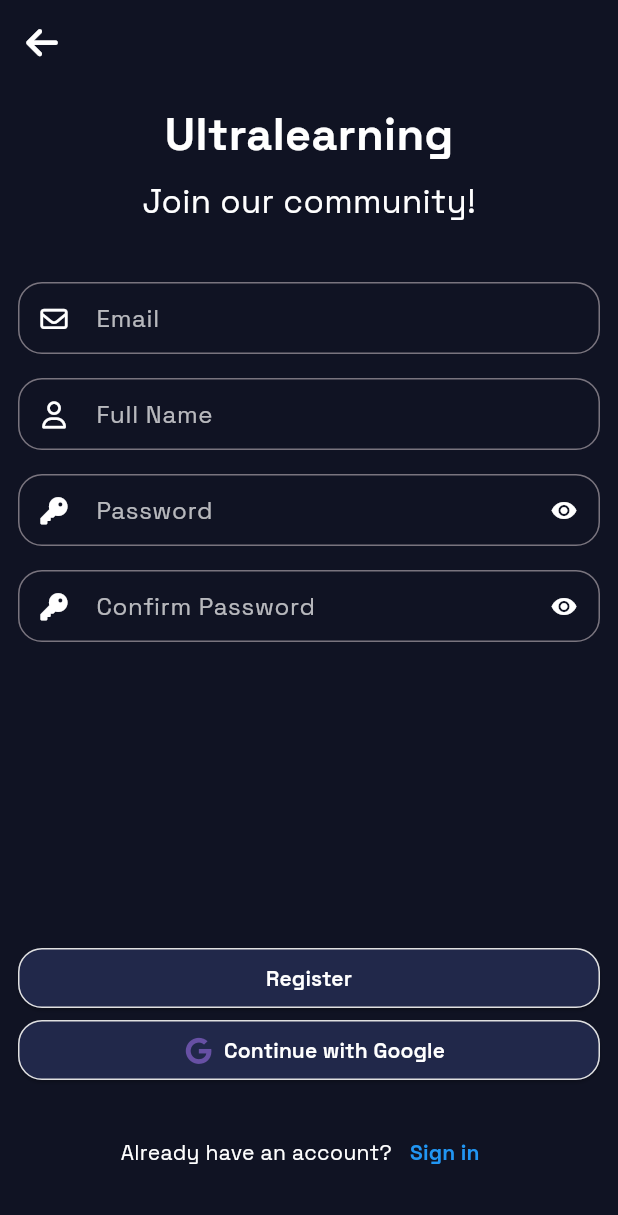
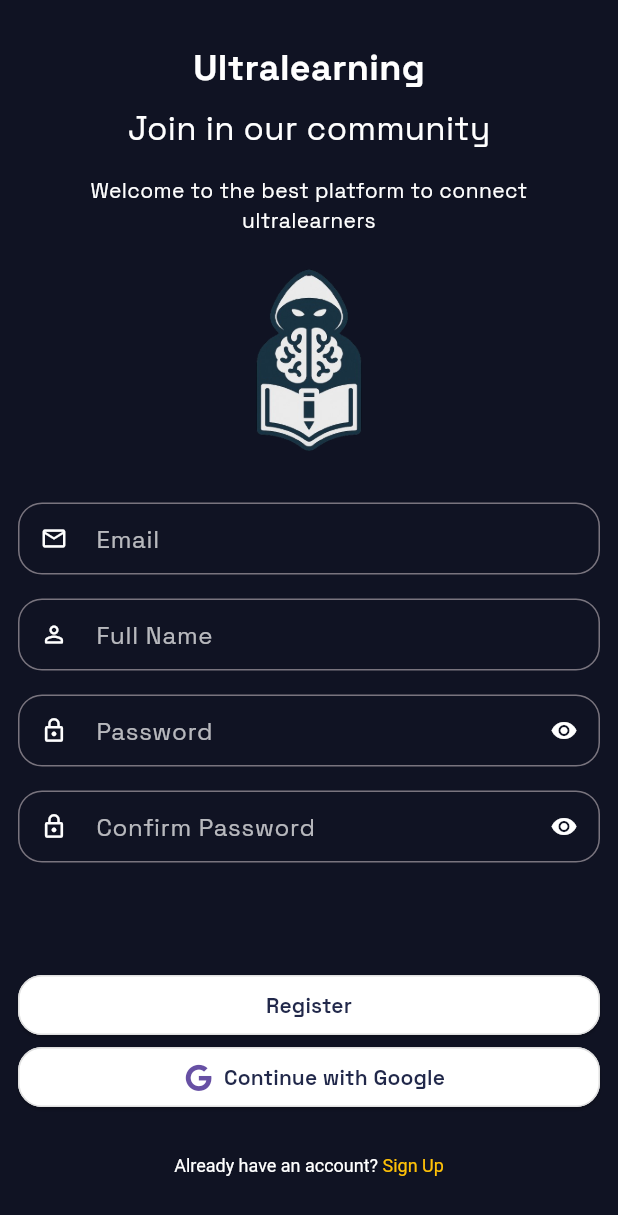
Before and after one commit to CtrlAltDevs/SkillForge, a Flutter app: the RegisterScreen screen opened by its route, on a phone screen of 412 x 824 dp. Shown: the top 1215 px of the screen. Run offline on Flutter 3.47's test engine with Material 3 defaults, Android fonts, the phone set to English and light mode, and no system bars; our stand-ins replace firebase_core, font_awesome_flutter, go_router; accounts and stored records are empty.

Commit message:
feat:  register screen with the same login screen style

```diff
--- a/lib/pages/login/login_screen.dart
+++ b/lib/pages/login/login_screen.dart
@@ -1,6 +1,7 @@
 import 'package:flutter/gestures.dart';
 import 'package:flutter/material.dart';
 import 'package:font_awesome_flutter/font_awesome_flutter.dart';
+import 'package:go_router/go_router.dart';
 import 'package:skillforge/utils/app_colors.dart';
 import 'package:skillforge/widgets/custom_button.dart';
 import 'package:skillforge/widgets/custom_text_form_field.dart';
@@ -29,7 +30,8 @@ class _LoginScreenState extends State<LoginScreen> {
                 minHeight:
                     MediaQuery.of(context).size.height -
                     MediaQuery.of(context).padding.top -
-                    MediaQuery.of(context).padding.bottom,
+                    MediaQuery.of(context).padding.bottom -
+                    50, // removendo 50 pois estava ultrapassando em alguns devices
               ),
               child: IntrinsicHeight(
                 child: Column(
@@ -106,7 +108,10 @@ class _LoginScreenState extends State<LoginScreen> {
                                 color: Colors.amber,
                                 fontSize: 12.0,
                               ),
-                              recognizer: TapGestureRecognizer()..onTap = () {},
+                              recognizer: TapGestureRecognizer()
+                                ..onTap = () {
+                                  context.go("/register");
+                                },
                             ),
                           ],
                         ),
--- a/lib/pages/register/register_screen.dart
+++ b/lib/pages/register/register_screen.dart
@@ -1,3 +1,4 @@
+import 'package:flutter/gestures.dart';
 import 'package:flutter/material.dart';
 import 'package:font_awesome_flutter/font_awesome_flutter.dart';
 import 'package:go_router/go_router.dart';
@@ -17,57 +18,55 @@ class _RegisterScreenState extends State<RegisterScreen> {
   Widget build(BuildContext context) {
     return Scaffold(
       backgroundColor: AppColors.background,
-      appBar: AppBar(
-        backgroundColor: Colors.transparent, // Make app bar transparent
-        elevation: 0, // Remove shadow
-        leading: IconButton(
-          icon: const Icon(
-            FontAwesomeIcons.arrowLeft,
-            color: Colors.white,
-          ), // Back arrow icon
-          onPressed: () {
-            context.go("/login");
-          },
-        ),
-      ),
       body: SafeArea(
         child: Padding(
           padding: const EdgeInsets.all(12.0),
           child: Column(
             children: [
-              const Text(
+              const SizedBox(height: 16),
+              Text(
                 "Ultralearning",
                 style: TextStyle(
                   fontWeight: FontWeight.bold,
-                  fontSize: 30.0, // Increased font size for title
+                  fontSize: 24,
                   color: Colors.white,
                 ),
               ),
-              const SizedBox(height: 8.0), // Spacing
-              const Text(
-                "Join our community!", // Adjusted subtitle for registration
+              const SizedBox(height: 8),
+              Text(
+                "Join in our community",
                 style: TextStyle(fontSize: 22.0, color: Colors.white),
               ),
-              const SizedBox(height: 30.0), // Spacing before text fields
+              const SizedBox(height: 8),
+              Padding(
+                padding: const EdgeInsets.all(8.0),
+                child: Text(
+                  "Welcome to the best platform to connect ultralearners",
+                  textAlign: TextAlign.center,
+                  style: TextStyle(fontSize: 14.0, color: Colors.white),
+                ),
+              ),
+              Image.asset("assets/images/logo_skillforge.png", height: 150),
+              const SizedBox(height: 12),
               Padding(
                 padding: const EdgeInsets.symmetric(vertical: 8.0),
                 child: CustomTextFormField(
                   hintText: 'Email',
-                  icon: FontAwesomeIcons.envelope, // Email icon
+                  icon: Icons.email_outlined, // Email icon
                 ),
               ),
               Padding(
                 padding: const EdgeInsets.symmetric(vertical: 8.0),
                 child: CustomTextFormField(
                   hintText: 'Full Name',
-                  icon: FontAwesomeIcons.user, // User icon
+                  icon: Icons.person_outline_rounded, // User icon
                 ),
               ),
               Padding(
                 padding: const EdgeInsets.symmetric(vertical: 8.0),
                 child: CustomTextFormField(
                   hintText: 'Password',
-                  icon: FontAwesomeIcons.key, // Lock icon
+                  icon: Icons.lock_outline, // Lock icon
                   obscureText: true, // Hide password
                 ),
               ),
@@ -75,7 +74,7 @@ class _RegisterScreenState extends State<RegisterScreen> {
                 padding: const EdgeInsets.symmetric(vertical: 8.0),
                 child: CustomTextFormField(
                   hintText: 'Confirm Password',
-                  icon: FontAwesomeIcons.key, // Lock icon
+                  icon: Icons.lock_outline, // Lock icon
                   obscureText: true, // Hide password
                 ),
               ),
@@ -85,41 +84,41 @@ class _RegisterScreenState extends State<RegisterScreen> {
                   // Handle registration logic here
                 },
                 name: 'Register',
-                color: AppColors.blueGrey,
-                textColor: Colors.white,
+                color: Colors.white,
+                textColor: AppColors.blueGrey,
               ),
               CustomButton(
                 onPressed: () {
                   // Handle Google registration logic here
                 },
                 name: 'Continue with Google',
-                color: AppColors.blueGrey,
-                textColor: Colors.white,
+                color: Colors.white,
+                textColor: AppColors.blueGrey,
                 iconData: FontAwesomeIcons.google,
               ),
               const SizedBox(
                 height: 20.0,
               ), // Spacing before "Already have an account?"
-              Row(
-                mainAxisAlignment: MainAxisAlignment.center,
-                children: [
-                  const Text(
-                    "Already have an account?",
-                    style: TextStyle(color: Colors.white),
+              Padding(
+                padding: const EdgeInsets.all(8.0),
+                child: RichText(
+                  text: TextSpan(
+                    children: [
+                      TextSpan(
+                        text: "Already have an account? ",
+                        style: TextStyle(color: Colors.white, fontSize: 12.0),
+                      ),
+                      TextSpan(
+                        text: "Sign Up",
+                        style: TextStyle(color: Colors.amber, fontSize: 12.0),
+                        recognizer: TapGestureRecognizer()
+                          ..onTap = () {
+                            context.go("/login");
+                          },
+                      ),
+                    ],
                   ),
-                  TextButton(
-                    onPressed: () {
-                      context.go("/login");
-                    },
-                    child: const Text(
-                      "Sign in",
-                      style: TextStyle(
-                        color: Colors.blue, // A distinct color for the link
-                        fontWeight: FontWeight.bold,
-                      ),
-                    ),
-                  ),
-                ],
+                ),
               ),
               const SizedBox(height: 20.0), // Bottom padding
             ],
```
